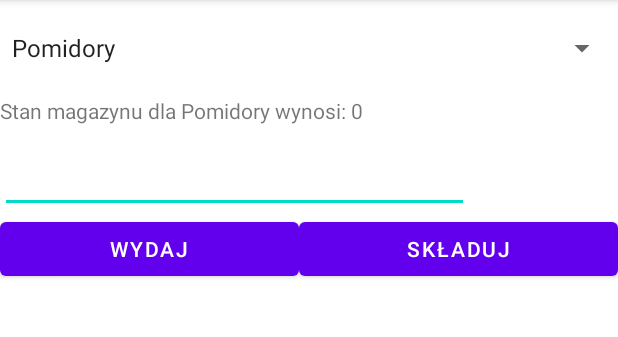
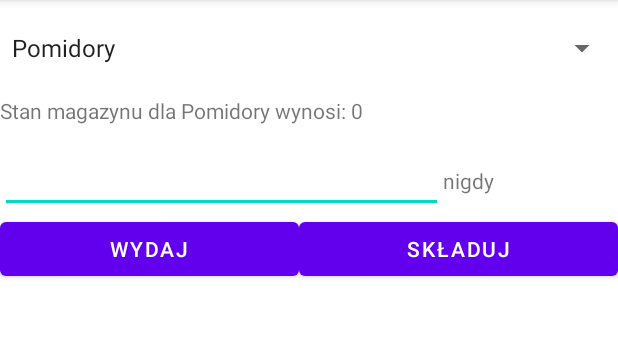
Before and after one commit to Janeeczek/Lab08, an Android app: the screen it shows after launch (MainActivity), on a phone screen of 412 x 824 dp, the part 84-421 px from its top. Run offline under Robolectric (Android 15) with nearby library versions, the phone set to English and light mode, and no system bars; our stand-ins replace Room's generated code.

Commit message:
Rozdzielenie na dwie tabele

```diff
--- a/app/src/main/java/pollub/ism/lab08/BazaMagazynowa.java
+++ b/app/src/main/java/pollub/ism/lab08/BazaMagazynowa.java
@@ -4,7 +4,7 @@ import androidx.room.Database;
 import androidx.room.RoomDatabase;
 import androidx.room.TypeConverters;
 
-@Database(entities = {PozycjaMagazynowa.class}, version = pollub.ism.lab08.BazaMagazynowa.WERSJA, exportSchema = false)
+@Database(entities = {PozycjaMagazynowa.class,InfoPozycjaMagazynowa.class}, version = pollub.ism.lab08.BazaMagazynowa.WERSJA, exportSchema = false)
 public abstract class BazaMagazynowa extends RoomDatabase {
 
     public static final String NAZWA_BAZY = "Stoisko z warzywami";
--- a/app/src/main/java/pollub/ism/lab08/MainActivity.java
+++ b/app/src/main/java/pollub/ism/lab08/MainActivity.java
@@ -1,5 +1,6 @@
 package pollub.ism.lab08;
 
+import android.icu.text.IDNA;
 import android.os.Bundle;
 import android.view.View;
 import android.widget.AdapterView;
@@ -22,6 +23,7 @@ public class MainActivity extends AppCompatActivity {
 
     private String wybraneWarzywoNazwa = null;
     private Integer wybraneWarzywoIlosc = null;
+    private Integer wybraneWarzywoId = null;
     private String wybraneWarzywoCzas = null;
 
     public enum OperacjaMagazynowa {SKLADUJ, WYDAJ};
@@ -47,7 +49,7 @@ public class MainActivity extends AppCompatActivity {
             String[] asortyment = getResources().getStringArray(R.array.Asortyment);
             for(String nazwa : asortyment){
                 PozycjaMagazynowa pozycjaMagazynowa = new PozycjaMagazynowa();
-                pozycjaMagazynowa.NAME = nazwa; pozycjaMagazynowa.QUANTITY = 0;pozycjaMagazynowa.LASTCHANGETIME = "";pozycjaMagazynowa.HISTORY = "";
+                pozycjaMagazynowa.NAME = nazwa; pozycjaMagazynowa.QUANTITY = 0;pozycjaMagazynowa.LASTCHANGETIME = "nigdy";
                 bazaDanych.pozycjaMagazynowaDAO().insert(pozycjaMagazynowa);
             }
         }
@@ -72,7 +74,7 @@ public class MainActivity extends AppCompatActivity {
             @Override
             public void onItemSelected(AdapterView<?> adapterView, View view, int i, long l) {
                 wybraneWarzywoNazwa = adapter.getItem(i).toString(); // <---
-
+                wybraneWarzywoId = i; //!!!!!!!!!!!!!!!!!!!!!!!!!!!!!!!!!!!!!!!!!!!!!!!!!!!!!!!!!!!!!!!!!!!!!!!!!!!!!!!!!!!!!!!
                 aktualizuj();
             }
 
@@ -84,25 +86,24 @@ public class MainActivity extends AppCompatActivity {
 
     }
     private void aktualizuj(){
-        String history = bazaDanych.pozycjaMagazynowaDAO().getHistoryByName(wybraneWarzywoNazwa);
-        List<String> formattedHistory = StringListConverter.fromString(history);
+       // String history = bazaDanych.pozycjaMagazynowaDAO().getHistoryByName(wybraneWarzywoNazwa);
+        List<InfoPozycjaMagazynowa> history = bazaDanych.pozycjaMagazynowaDAO().getLogs(wybraneWarzywoId);
         wybraneWarzywoIlosc = bazaDanych.pozycjaMagazynowaDAO().findQuantityByName(wybraneWarzywoNazwa);
         wybraneWarzywoCzas = bazaDanych.pozycjaMagazynowaDAO().getLastChangeTimeByName(wybraneWarzywoNazwa);
         binding.tekstStanMagazynu.setText("Stan magazynu dla " + wybraneWarzywoNazwa + " wynosi: " + wybraneWarzywoIlosc);
 
         binding.tekstJednostka.setText(wybraneWarzywoCzas);
         binding.logText.getEditableText().clear();
-        for(String s : formattedHistory) {
-            if(!s.isEmpty())
-            binding.logText.append(s + "\n");
-        }
+        for(InfoPozycjaMagazynowa s : history) {
+
+            binding.logText.append(s.LOG + "\n");
+       }
 
     }
     private void zmienStan(OperacjaMagazynowa operacja){
         String newHistory = "";
+
         Integer zmianaIlosci = null, nowaIlosc = null;
-        String history = bazaDanych.pozycjaMagazynowaDAO().getHistoryByName(wybraneWarzywoNazwa);
-        List<String> formattedHistory = StringListConverter.fromString(history);
         try {
             zmianaIlosci = Integer.parseInt(binding.edycjaIlosc.getText().toString());
         }catch(NumberFormatException ex){
@@ -119,17 +120,16 @@ public class MainActivity extends AppCompatActivity {
 
                 break;
             case WYDAJ:
+                //DODAJ LOGIKE SYTUACJI KIEDY WYDAJESZ WIECEJ NIZ JEST NA STANIE
                 nowaIlosc = wybraneWarzywoIlosc - zmianaIlosci;
                 newHistory = czas + " " + wybraneWarzywoIlosc + " -> " + nowaIlosc;
 
                 break;
         }
-
-        formattedHistory.add(newHistory);
+        InfoPozycjaMagazynowa newLog = new InfoPozycjaMagazynowa(newHistory,wybraneWarzywoId);
+        bazaDanych.pozycjaMagazynowaDAO().insert(newLog);
         bazaDanych.pozycjaMagazynowaDAO().updateQuantityByName(wybraneWarzywoNazwa,nowaIlosc);
         bazaDanych.pozycjaMagazynowaDAO().updateLastChangeTimeByName(wybraneWarzywoNazwa, czas);
-        String t = StringListConverter.toString(formattedHistory);
-        bazaDanych.pozycjaMagazynowaDAO().updateHistoryByName(wybraneWarzywoNazwa,t);
         aktualizuj();
 
 
--- a/app/src/main/java/pollub/ism/lab08/PozycjaMagazynowa.java
+++ b/app/src/main/java/pollub/ism/lab08/PozycjaMagazynowa.java
@@ -10,7 +10,7 @@ import java.time.LocalDateTime;
 import java.time.LocalTime;
 import java.util.List;
 
-@Entity(tableName = "Warzywniak")
+@Entity(tableName = "PozycjaMagazynowa")
 public class PozycjaMagazynowa {
     @PrimaryKey(autoGenerate = true)
     public int _id;
@@ -18,5 +18,5 @@ public class PozycjaMagazynowa {
     public int QUANTITY;
     public String LASTCHANGETIME;
 
-    public String HISTORY;
+
 }
--- a/app/src/main/java/pollub/ism/lab08/PozycjaMagazynowaDAO.java
+++ b/app/src/main/java/pollub/ism/lab08/PozycjaMagazynowaDAO.java
@@ -14,24 +14,33 @@ public interface PozycjaMagazynowaDAO {
 
     @Insert  //Automatyczna kwerenda wystarczy
     public void insert(PozycjaMagazynowa pozycja);
+    @Insert  //Automatyczna kwerenda wystarczy
+    public void insert(InfoPozycjaMagazynowa pozycjaInfo);
+    @Update //Automatyczna kwerenda wystarczy
+    public void update(PozycjaMagazynowa pozycja);
 
-    @Update //Automatyczna kwerenda wystarczy
-    void update(PozycjaMagazynowa pozycja);
+    @Query("SELECT QUANTITY FROM PozycjaMagazynowa WHERE NAME= :wybraneWarzywoNazwa") //Nasza kwerenda
+    int findQuantityByName(String wybraneWarzywoNazwa);
+    @Query("SELECT LASTCHANGETIME FROM PozycjaMagazynowa WHERE NAME= :wybraneWarzywoNazwa") //Nasza kwerenda
+    String getLastChangeTimeByName(String wybraneWarzywoNazwa);
+    @Query("UPDATE PozycjaMagazynowa SET QUANTITY = :wybraneWarzywoNowaIlosc WHERE NAME= :wybraneWarzywoNazwa")
+    void updateQuantityByName(String wybraneWarzywoNazwa, int wybraneWarzywoNowaIlosc);
+    @Query("UPDATE PozycjaMagazynowa SET LASTCHANGETIME = :time WHERE NAME= :wybraneWarzywoNazwa")
+    void updateLastChangeTimeByName(String wybraneWarzywoNazwa, String time);
+    //@Query("UPDATE Warzywniak SET HISTORY = :newHistory WHERE NAME= :wybraneWarzywoNazwa")
+    //void updateHistoryByName(String wybraneWarzywoNazwa, String newHistory);
 
-    @Query("SELECT QUANTITY FROM Warzywniak WHERE NAME= :wybraneWarzywoNazwa") //Nasza kwerenda
-    int findQuantityByName(String wybraneWarzywoNazwa);
-    @Query("SELECT LASTCHANGETIME FROM Warzywniak WHERE NAME= :wybraneWarzywoNazwa") //Nasza kwerenda
-    String getLastChangeTimeByName(String wybraneWarzywoNazwa);
-    @Query("UPDATE Warzywniak SET QUANTITY = :wybraneWarzywoNowaIlosc WHERE NAME= :wybraneWarzywoNazwa")
-    void updateQuantityByName(String wybraneWarzywoNazwa, int wybraneWarzywoNowaIlosc);
-    @Query("UPDATE Warzywniak SET LASTCHANGETIME = :time WHERE NAME= :wybraneWarzywoNazwa")
-    void updateLastChangeTimeByName(String wybraneWarzywoNazwa, String time);
-    @Query("UPDATE Warzywniak SET HISTORY = :newHistory WHERE NAME= :wybraneWarzywoNazwa")
-    void updateHistoryByName(String wybraneWarzywoNazwa, String newHistory);
+   // @Query("SELECT HISTORY FROM InfoPozycjaMagazynowa WHERE NAME= :wybraneWarzywoNazwa")
+   // String getHistoryByName(String wybraneWarzywoNazwa);
 
-    @Query("SELECT HISTORY FROM Warzywniak WHERE NAME= :wybraneWarzywoNazwa")
-    String getHistoryByName(String wybraneWarzywoNazwa);
+    @Query("SELECT COUNT(*) FROM PozycjaMagazynowa") //Ile jest rekordów w tabeli
+    int size();
+    /*
+    @Query("SELECT * FROM PozycjaMagazynowa")
+    List<PozycjaMagazynowaWithInfo> loadTestModelsWithBooks();
+    */
 
-    @Query("SELECT COUNT(*) FROM Warzywniak") //Ile jest rekordów w tabeli
-    int size();
+    @Query("SELECT * FROM InfoPozycjaMagazynowa WHERE POZYCJAMAGAZYNOWA_ID=:warzywoId")
+    List<InfoPozycjaMagazynowa> getLogs(int warzywoId);
+
 }
```
Also changed, not shown: app/src/main/java/pollub/ism/lab08/InfoPozycjaMagazynowa.java (added, +18 -0 lines), app/src/main/java/pollub/ism/lab08/PozycjaMagazynowaWithInfo.java (added, +14 -0 lines).
